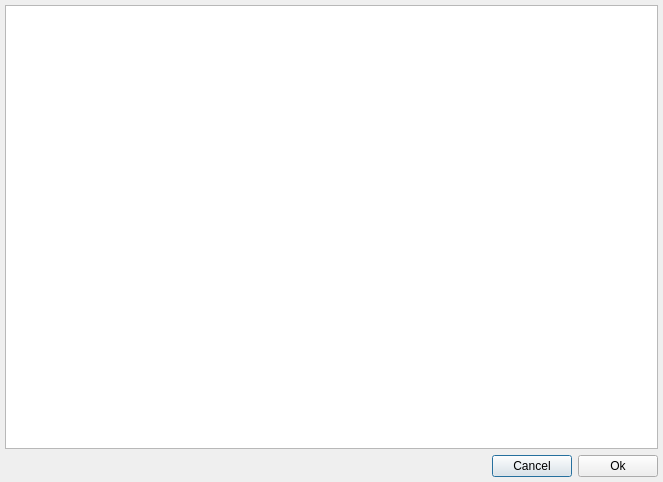
The window that ui/src/depositeditpicklistdialog.ui (karlmoad/TroopTreasurer) describes before a commit, drawn with Qt 5.
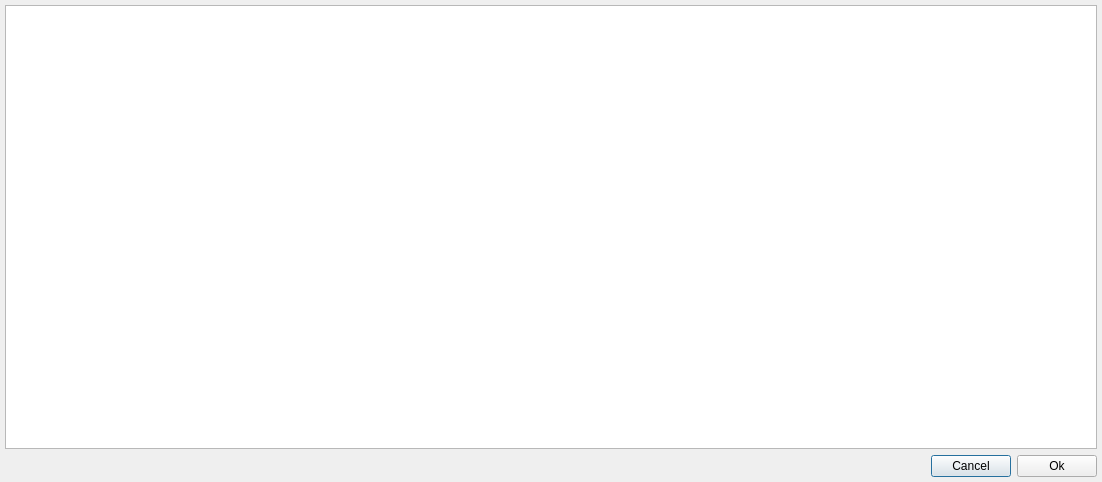
The same window after the commit.

```diff
--- a/ui/src/depositeditpicklistdialog.ui
+++ b/ui/src/depositeditpicklistdialog.ui
@@ -6,7 +6,7 @@
    <rect>
     <x>0</x>
     <y>0</y>
-    <width>663</width>
+    <width>1102</width>
     <height>482</height>
    </rect>
   </property>
```
